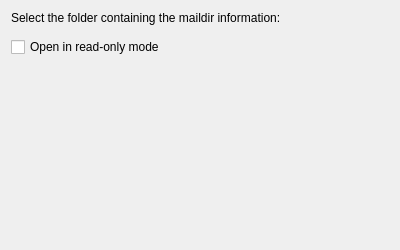
This is resources/maildir/settings.ui in KDE/kdepim-runtime as Qt 5 draws it before an edit. The edited form follows.
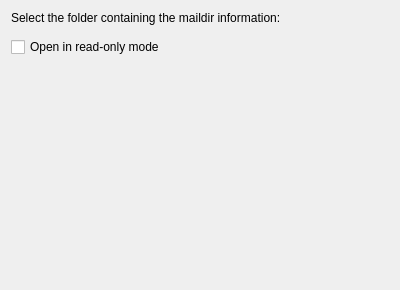
This is the edited form. Custom widgets are drawn as their Qt base class.

Commit message: Wrap text

```diff
--- a/resources/maildir/settings.ui
+++ b/resources/maildir/settings.ui
@@ -8,7 +8,7 @@
     <x>0</x>
     <y>0</y>
     <width>400</width>
-    <height>250</height>
+    <height>290</height>
    </rect>
   </property>
   <property name="windowTitle">
```
Left out of the diff: 3 changed lines with no effect on the pictures.
